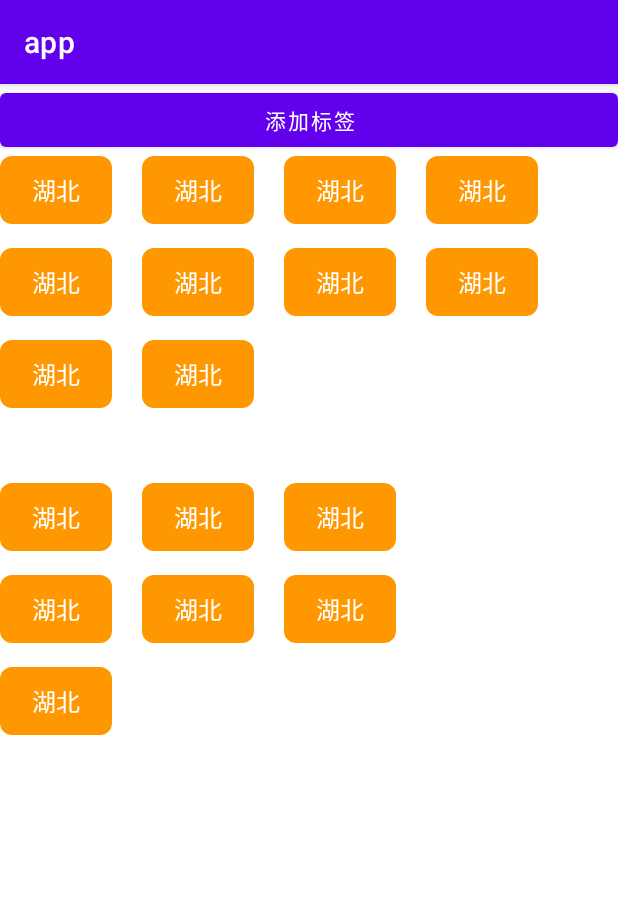
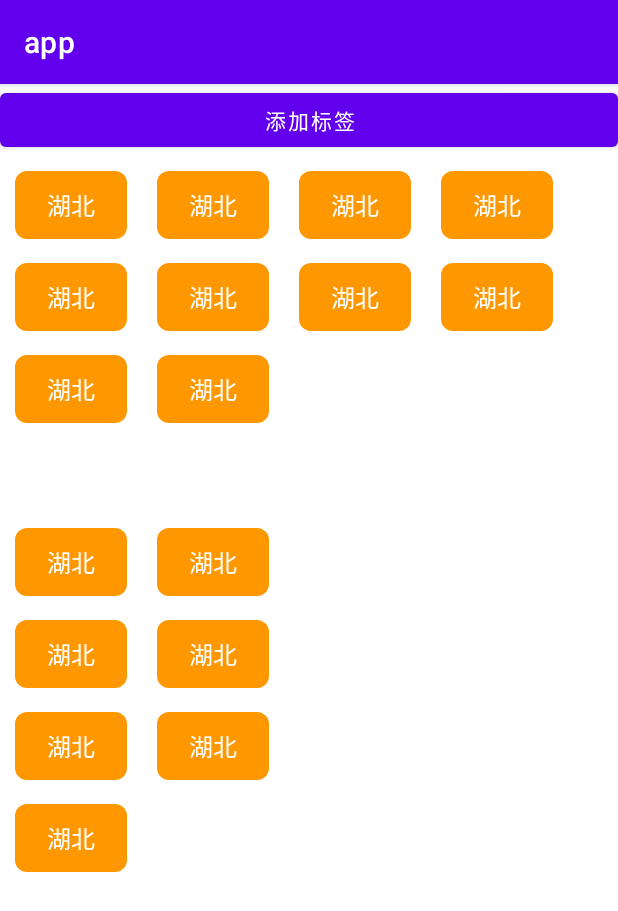
Before and after one commit to xiangxiongfly/FlowLayout, an Android app: the screen it shows after launch (MainActivity), on a phone screen of 412 x 824 dp. Shown: the top 911 px of the screen. Run offline under Robolectric (Android 15) with nearby library versions, the phone set to English and light mode, and no system bars.

Commit message:
完善流式布局

```diff
--- a/app/src/main/java/com/example/app/TagLayout.java
+++ b/app/src/main/java/com/example/app/TagLayout.java
@@ -87,8 +87,8 @@ public class TagLayout extends ViewGroup {
             }
         }
 
-        int selfWidth = widthUsed;
-        int selfHeight = heightUsed;
+        int selfWidth = widthUsed + getPaddingLeft() + getPaddingRight();
+        int selfHeight = heightUsed + getPaddingTop() + getPaddingBottom();
         setMeasuredDimension(selfWidth, selfHeight);
     }
 
--- a/app/src/main/res/layout/activity_main.xml
+++ b/app/src/main/res/layout/activity_main.xml
@@ -15,7 +15,8 @@
     <com.example.app.TagLayout
         android:id="@+id/tagLayout"
         android:layout_width="match_parent"
-        android:layout_height="match_parent">
+        android:layout_height="match_parent"
+        android:padding="10dp">
 
         <com.example.app.MyTextView
             android:layout_width="wrap_content"
@@ -63,7 +64,8 @@
         android:id="@+id/tagLayout2"
         android:layout_width="300dp"
         android:layout_height="match_parent"
-        android:layout_marginTop="50dp">
+        android:layout_marginTop="50dp"
+        android:padding="10dp">
 
         <com.example.app.MyTextView
             android:layout_width="wrap_content"
```
